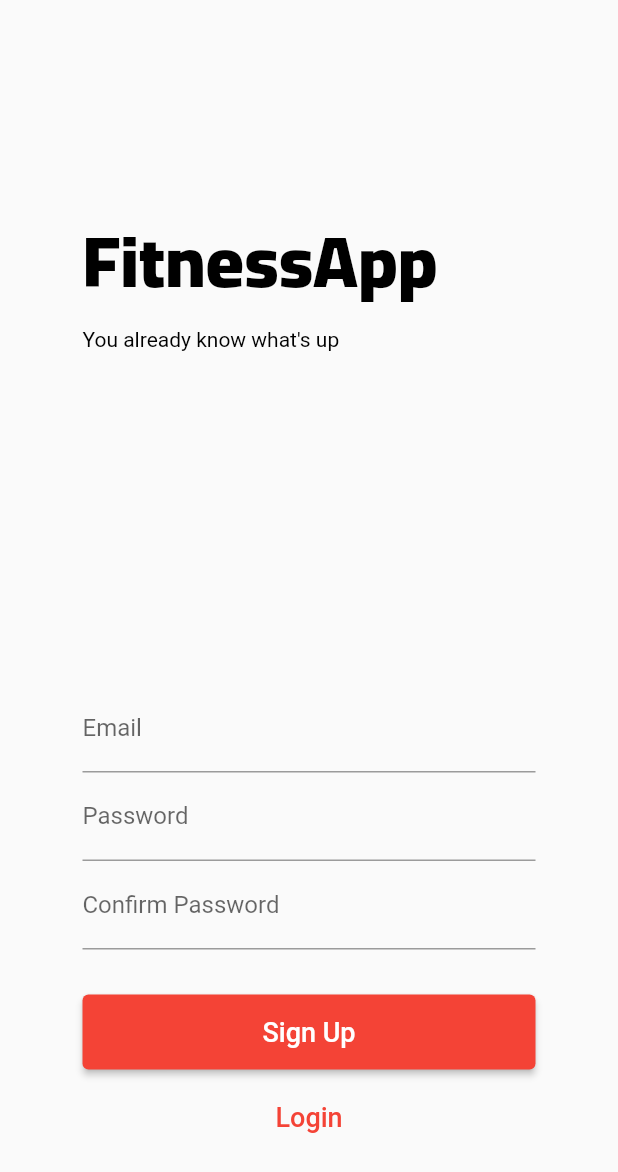
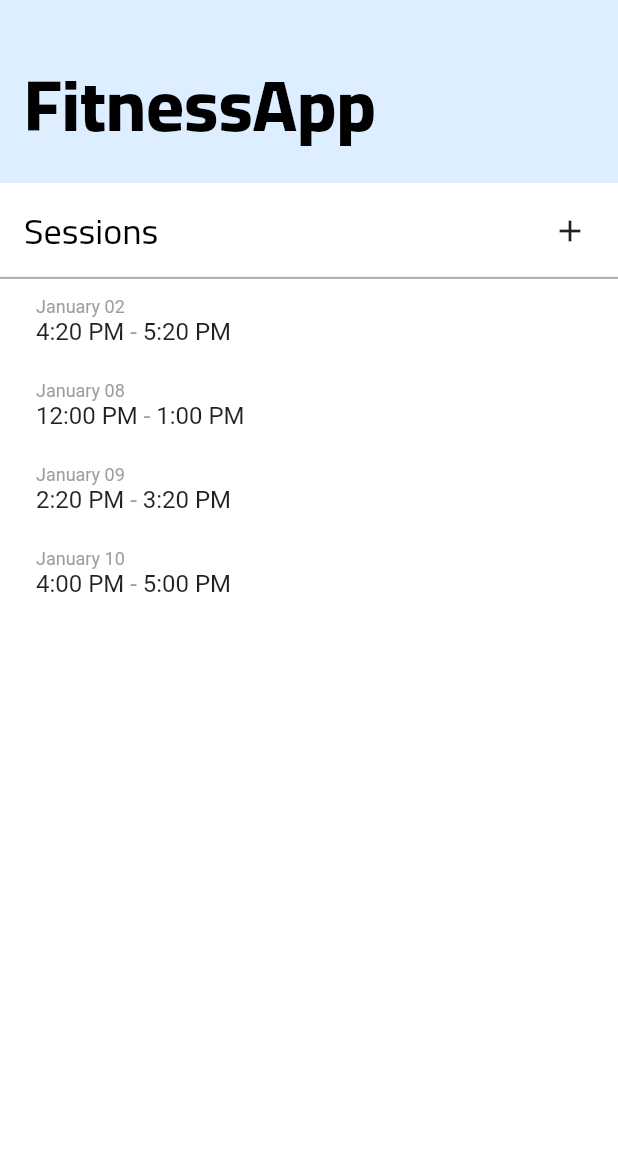
Before and after one commit to JeremyTubongbanua/FitnessApp, a Flutter app: the screen it shows after launch, on a phone screen of 412 x 824 dp. Shown: the top 1172 px of the screen. Run offline on Flutter 3.47's test engine with Material 2 defaults, Android fonts, the phone set to English and light mode, and no system bars; our stand-ins replace firebase_auth, firebase_core; accounts and stored records are empty.

Commit message:
Nice working home page

```diff
--- a/lib/main.dart
+++ b/lib/main.dart
@@ -1,32 +1,59 @@
+import 'package:firebase_auth/firebase_auth.dart';
+import 'package:firebase_core/firebase_core.dart';
+import 'package:fitness_app/firebase_options.dart';
+import 'package:fitness_app/providers/sessions.dart';
 import 'package:fitness_app/screens/auth_screen.dart';
+import 'package:fitness_app/screens/home_screen.dart';
+import 'package:fitness_app/screens/start_screen.dart';
 import 'package:flutter/material.dart';
+import 'package:provider/provider.dart';
 
 class FitnessApp extends StatelessWidget {
   @override
   Widget build(BuildContext context) {
-    return MaterialApp(
+    final MaterialApp fitnessApp = MaterialApp(
       theme: ThemeData(
         colorScheme: const ColorScheme.light(
-          primary: Colors.red,
+          primary: Colors.black,
           primaryVariant: Color.fromRGBO(72, 167, 255, 1),
           secondary: Colors.orange,
+          background: Color.fromRGBO(220, 238, 255, 1),
         ),
         textTheme: Theme.of(context).textTheme.copyWith(
-              headline6: TextStyle(
-                color: Theme.of(context).primaryColor,
-                fontWeight: FontWeight.w900,
+              headline6: const TextStyle(
+                color: Colors.black,
+                fontWeight: FontWeight.w800,
                 fontFamily: 'Cairo',
                 fontSize: 48,
+              ),
+              headline5: const TextStyle(
+                color: Colors.black,
+                fontWeight: FontWeight.w400,
+                fontFamily: 'Cairo',
+                fontSize: 24,
               ),
             ),
       ),
       routes: {
-        AuthScreen.routeName: (_) => AuthScreen(),
+        StartScreen.routeName: (_) => const StartScreen(),
+        AuthScreen.routeName: (_) => const AuthScreen(),
+        HomeScreen.routeName: (_) => const HomeScreen(),
       },
+    );
+    return MultiProvider(
+      providers: [
+        ChangeNotifierProvider(create: (context) => Sessions()),
+      ],
+      child: fitnessApp,
     );
   }
 }
 
-void main() {
+Future<FirebaseApp> _initializeFirebase() async {
+  return Firebase.initializeApp(options: DefaultFirebaseOptions.currentPlatform);
+}
+
+void main() async {
+  await _initializeFirebase();
   runApp(FitnessApp());
 }
--- /dev/null
+++ b/lib/models/mode.dart
@@ -0,0 +1,4 @@
+enum Mode {
+  SIGN_UP,
+  LOGIN,
+}
--- /dev/null
+++ b/lib/models/session.dart
@@ -0,0 +1,24 @@
+import 'package:flutter/material.dart';
+
+class Session {
+  final DateTime _day;
+  final TimeOfDay _start;
+  final TimeOfDay _end;
+  late String id;
+
+  Session(this._day, this._start, this._end) {
+    id = _day.toIso8601String();
+  }
+
+  DateTime get day {
+    return _day;
+  }
+
+  TimeOfDay get start {
+    return _start;
+  }
+
+  TimeOfDay get end {
+    return _end;
+  }
+}
--- /dev/null
+++ b/lib/providers/sessions.dart
@@ -0,0 +1,26 @@
+import 'package:fitness_app/models/session.dart';
+import 'package:flutter/material.dart';
+
+class Sessions with ChangeNotifier {
+  // ignore: prefer_final_fields
+  List<Session> _sessions = [
+    Session(DateTime(2021, 1, 2), TimeOfDay(hour: 16, minute: 20), TimeOfDay(hour: 17, minute: 20)),
+    Session(DateTime(2021, 1, 8), TimeOfDay(hour: 12, minute: 0), TimeOfDay(hour: 13, minute: 0)),
+    Session(DateTime(2021, 1, 9), TimeOfDay(hour: 14, minute: 20), TimeOfDay(hour: 15, minute: 20)),
+    Session(DateTime(2021, 1, 10), TimeOfDay(hour: 16, minute: 0), TimeOfDay(hour: 17, minute: 0)),
+  ];
+
+  void addSession(Session session) {
+    _sessions.add(session);
+    notifyListeners();
+  }
+
+  void removeSession(String id) {
+    _sessions.removeWhere((sess) => sess.id == id);
+    notifyListeners();
+  }
+
+  List<Session> get sessions {
+    return [..._sessions];
+  }
+}
--- a/lib/screens/auth_screen.dart
+++ b/lib/screens/auth_screen.dart
@@ -2,9 +2,10 @@ import 'package:fitness_app/widgets/auth_card.dart';
 import 'package:flutter/material.dart';
 
 class AuthScreen extends StatelessWidget {
-  static const String routeName = '/';
+  static const String routeName = '/auth';
 
   const AuthScreen();
+
   @override
   Widget build(BuildContext context) {
     final Size size = MediaQuery.of(context).size;
@@ -13,6 +14,7 @@ class AuthScreen extends StatelessWidget {
         width: size.width,
         height: size.height,
         padding: const EdgeInsets.all(55),
+        color: Theme.of(context).colorScheme.background,
         child: Column(
           mainAxisAlignment: MainAxisAlignment.end,
           children: [
@@ -33,8 +35,10 @@ class AuthScreen extends StatelessWidget {
                 ],
               ),
             ),
-            SizedBox(height: 40),
-            AuthCard(),
+            SizedBox(height: size.height * 0.2),
+            const Flexible(
+              child: const AuthCard(),
+            ),
           ],
         ),
       ),
--- /dev/null
+++ b/lib/screens/home_screen.dart
@@ -0,0 +1,97 @@
+import 'package:fitness_app/models/session.dart';
+import 'package:fitness_app/providers/sessions.dart';
+import 'package:fitness_app/widgets/add_new_session.dart';
+import 'package:fitness_app/widgets/sessions_list.dart';
+import 'package:flutter/material.dart';
+import 'package:intl/intl.dart';
+import 'package:provider/provider.dart';
+
+class HomeScreen extends StatefulWidget {
+  static const String routeName = '/home';
+
+  const HomeScreen();
+
+  @override
+  State<HomeScreen> createState() => _HomeScreenState();
+}
+
+class _HomeScreenState extends State<HomeScreen> {
+  @override
+  Widget build(BuildContext context) {
+    return Scaffold(
+      backgroundColor: Colors.white,
+      body: Column(
+        crossAxisAlignment: CrossAxisAlignment.start,
+        children: [
+          Container(
+            color: Theme.of(context).colorScheme.background,
+            width: double.infinity,
+            padding: const EdgeInsets.only(
+              top: 24.0,
+              bottom: 8,
+              left: 16,
+            ),
+            child: Text(
+              'FitnessApp',
+              style: Theme.of(context).textTheme.headline6,
+              textAlign: TextAlign.start,
+            ),
+          ),
+          Expanded(
+            child: Column(
+              children: [
+                Container(
+                  color: Colors.white,
+                  child: Row(
+                    children: [
+                      Expanded(
+                        child: Container(
+                          padding: const EdgeInsets.only(
+                            left: 16,
+                          ),
+                          child: Text(
+                            'Sessions',
+                            style: Theme.of(context).textTheme.headline5,
+                          ),
+                        ),
+                      ),
+                      Container(
+                        padding: const EdgeInsets.all(8),
+                        child: IconButton(
+                          iconSize: 24,
+                          icon: const Icon(
+                            Icons.add,
+                          ),
+                          onPressed: () {
+                            showDialog(
+                              context: context,
+                              builder: (context) {
+                                return AddNewSession();
+                              },
+                            );
+                          },
+                        ),
+                      ),
+                    ],
+                  ),
+                ),
+                Divider(
+                  thickness: 1.5,
+                  color: Colors.black.withOpacity(0.3),
+                  height: 0,
+                ),
+                Expanded(
+                  child: Container(
+                    padding: const EdgeInsets.only(left: 8),
+                    color: Colors.white,
+                    child: const SessionsList(),
+                  ),
+                ),
+              ],
+            ),
+          ),
+        ],
+      ),
+    );
+  }
+}
--- /dev/null
+++ b/lib/widgets/sessions_list.dart
@@ -0,0 +1,74 @@
+import 'package:fitness_app/models/session.dart';
+import 'package:fitness_app/providers/sessions.dart';
+import 'package:flutter/material.dart';
+import 'package:intl/intl.dart';
+import 'package:provider/provider.dart';
+
+class SessionsList extends StatelessWidget {
+  const SessionsList();
+
+  @override
+  Widget build(BuildContext context) {
+    List<Session> sessions = Provider.of<Sessions>(context).sessions;
+    return ListView.builder(
+      itemBuilder: (context, index) {
+        final Session sess = sessions[index];
+        return Dismissible(
+          key: ValueKey(sess.id),
+          onDismissed: (direction) {
+            final sessContainer = Provider.of<Sessions>(context, listen: false);
+            sessContainer.removeSession(sess.id);
+          },
+          direction: DismissDirection.endToStart,
+          background: Container(
+            color: Colors.red,
+            child: const Icon(
+              Icons.delete,
+              color: Colors.white,
+            ),
+            alignment: Alignment.centerRight,
+            padding: const EdgeInsets.only(right: 24),
+          ),
+          child: ListTile(
+            title: Column(
+              crossAxisAlignment: CrossAxisAlignment.start,
+              children: [
+                Text(
+                  DateFormat('MMMM dd').format(sess.day),
+                  style: const TextStyle(
+                    color: Colors.grey,
+                    fontSize: 12,
+                  ),
+                ),
+                Row(
+                  children: [
+                    Text(
+                      sess.start.format(context),
+                      style: const TextStyle(
+                        fontSize: 16,
+                      ),
+                    ),
+                    const Text(
+                      ' - ',
+                      style: TextStyle(
+                        color: Colors.grey,
+                        fontSize: 16,
+                      ),
+                    ),
+                    Text(
+                      sess.end.format(context),
+                      style: const TextStyle(
+                        fontSize: 16,
+                      ),
+                    ),
+                  ],
+                ),
+              ],
+            ),
+          ),
+        );
+      },
+      itemCount: sessions.length,
+    );
+  }
+}
```
Also changed, not shown: lib/screens/start_screen.dart (added, +38 -0 lines), lib/widgets/add_new_session.dart (added, +107 -0 lines), lib/widgets/auth_card.dart (+104 -20 lines), pubspec.yaml (+19 -0 lines), lib/firebase_options.dart (added), 8 other files.
